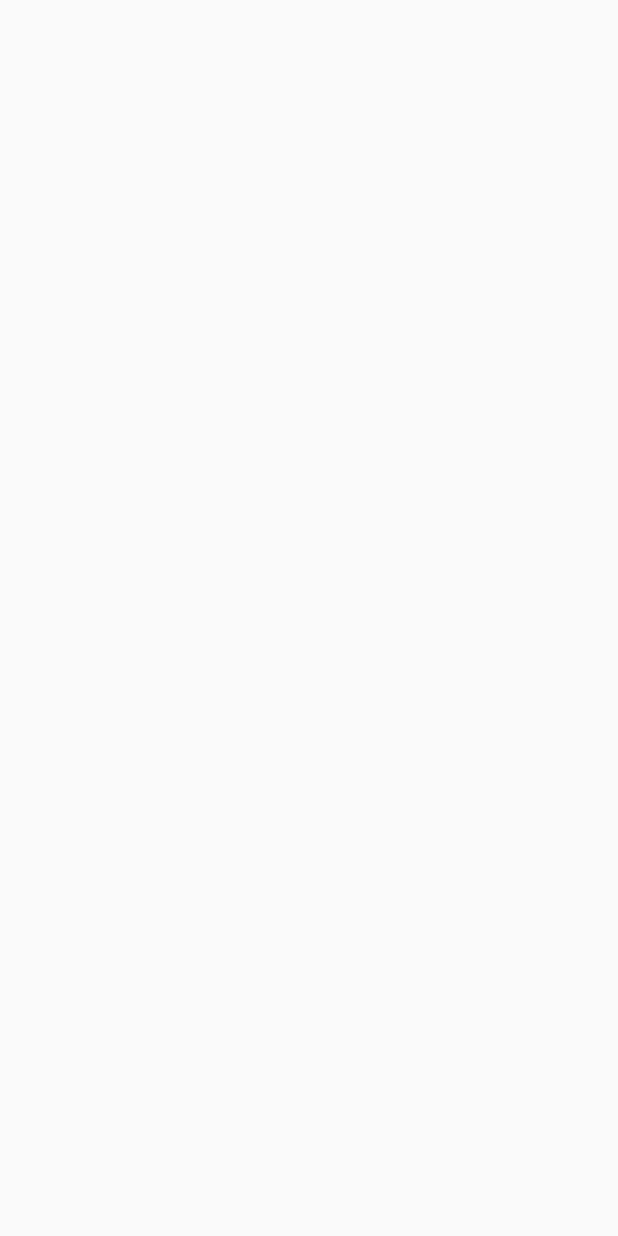
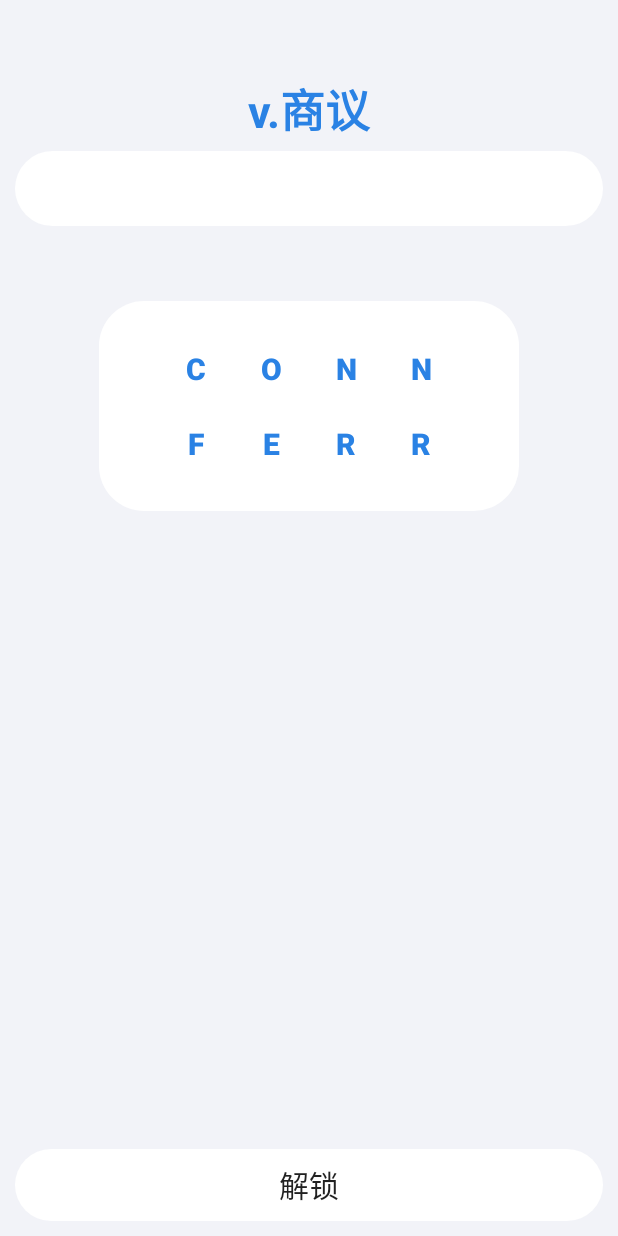
Before and after one commit to 031802525/MyVocabulary, an Android app: the LockScreenActivity screen opened directly, with no data from a screen before it, on a phone screen of 412 x 824 dp. Before the commit the screen is empty. Run offline under Robolectric (Android 15) with nearby library versions, the phone set to English and light mode, and no system bars.

Commit message:
锁屏布局

```diff
--- a/app/src/main/res/layout/activity_lock_screen.xml
+++ b/app/src/main/res/layout/activity_lock_screen.xml
@@ -1,9 +1,174 @@
 <?xml version="1.0" encoding="utf-8"?>
-<androidx.constraintlayout.widget.ConstraintLayout xmlns:android="http://schemas.android.com/apk/res/android"
-    xmlns:app="http://schemas.android.com/apk/res-auto"
-    xmlns:tools="http://schemas.android.com/tools"
+<LinearLayout xmlns:android="http://schemas.android.com/apk/res/android"
     android:layout_width="match_parent"
     android:layout_height="match_parent"
-    tools:context=".Fun.LockScreenActivity">
+    android:background="#f2f3f8"
+    android:orientation="vertical"
+    android:padding="10dp">
 
-</androidx.constraintlayout.widget.ConstraintLayout>
+    <TextView
+        android:id="@+id/tv_word"
+        android:layout_width="match_parent"
+        android:layout_height="wrap_content"
+        android:layout_marginTop="40sp"
+        android:gravity="center_horizontal"
+        android:text="v.商议"
+        android:textColor="@color/deepblue"
+        android:textStyle="bold"
+        android:textSize="30sp" />
+
+    <EditText
+        android:id="@+id/editText2"
+        android:layout_width="match_parent"
+        android:layout_height="50dp"
+        android:layout_marginTop="5dp"
+        android:background="@drawable/login_edittext"
+        android:editable="false"
+        android:gravity="center_horizontal"
+        android:textSize="30sp" />
+
+    <LinearLayout
+        android:layout_width="wrap_content"
+        android:layout_height="wrap_content"
+        android:layout_gravity="center"
+        android:layout_marginTop="50dp"
+        android:orientation="vertical"
+        android:background="@drawable/login_edittext"
+        android:paddingLeft="40dp"
+        android:paddingRight="40dp"
+        android:paddingTop="20dp"
+        android:paddingBottom="20dp"
+        >
+        <LinearLayout
+            android:layout_width="wrap_content"
+            android:layout_height="wrap_content"
+            android:layout_gravity="center_horizontal"
+            android:orientation="horizontal"
+            >
+
+            <Button
+                android:id="@+id/bt_1_1"
+                android:layout_width="50dp"
+                android:layout_height="50dp"
+                android:layout_gravity="center_horizontal"
+                android:text="c"
+                android:background="#fff"
+                android:textColor="@color/deepblue"
+                android:textSize="20sp"
+                android:textStyle="bold"
+                />
+
+            <Button
+                android:id="@+id/bt_1_2"
+                android:layout_width="50dp"
+                android:layout_height="50dp"
+                android:layout_gravity="center_horizontal"
+                android:background="#fff"
+                android:text="o"
+                android:textSize="20sp"
+                android:textStyle="bold"
+                android:textColor="@color/deepblue"
+                />
+
+            <Button
+                android:id="@+id/bt_1_3"
+                android:layout_width="50dp"
+                android:layout_height="50dp"
+                android:layout_gravity="center_horizontal"
+                android:background="#fff"
+                android:text="n"
+                android:textSize="20sp"
+                android:textStyle="bold"
+                android:textColor="@color/deepblue"
+                />
+
+            <Button
+                android:id="@+id/bt_1_4"
+                android:layout_width="50dp"
+                android:layout_height="50dp"
+                android:layout_gravity="center_horizontal"
+                android:background="#fff"
+                android:text="n"
+                android:textSize="20sp"
+                android:textStyle="bold"
+                android:textColor="@color/deepblue"
+                />
+        </LinearLayout>
+
+        <LinearLayout
+            android:layout_width="wrap_content"
+            android:layout_height="wrap_content"
+            android:layout_gravity="center_horizontal"
+            android:orientation="horizontal" >
+
+            <Button
+                android:id="@+id/bt_2_1"
+                android:layout_width="50dp"
+                android:layout_height="50dp"
+                android:layout_gravity="center_horizontal"
+                android:background="#fff"
+                android:text="f"
+                android:textSize="20sp"
+                android:textStyle="bold"
+                android:textColor="@color/deepblue"
+                />
+
+            <Button
+                android:id="@+id/bt_2_2"
+                android:layout_width="50dp"
+                android:layout_height="50dp"
+                android:layout_gravity="center_horizontal"
+                android:background="#fff"
+                android:text="e"
+                android:textSize="20sp"
+                android:textStyle="bold"
+                android:textColor="@color/deepblue"
+                />
+
+            <Button
+                android:id="@+id/bt_2_3"
+                android:layout_width="50dp"
+                android:layout_height="50dp"
+                android:layout_gravity="center_horizontal"
+                android:background="#fff"
+                android:text="r"
+                android:textSize="20sp"
+                android:textStyle="bold"
+                android:textColor="@color/deepblue"
+                />
+
+            <Button
+                android:id="@+id/bt_2_4"
+                android:layout_width="50dp"
+                android:layout_height="50dp"
+                android:layout_gravity="center_horizontal"
+                android:background="#fff"
+                android:text="r"
+                android:textSize="20sp"
+                android:textStyle="bold"
+                android:textColor="@color/deepblue"
+                />
+        </LinearLayout>
+
+
+
+    </LinearLayout>
+
+
+    <RelativeLayout
+        android:layout_width="match_parent"
+        android:layout_height="match_parent">
+
+        <Button
+            android:id="@+id/bt_submit"
+            android:layout_width="match_parent"
+            android:layout_height="wrap_content"
+            android:layout_alignParentBottom="true"
+            android:layout_gravity="center_horizontal"
+            android:background="@drawable/login_edittext"
+            android:text="解锁"
+            android:textSize="20sp" />
+    </RelativeLayout>
+
+
+</LinearLayout>
--- a/app/src/main/res/values/colors.xml
+++ b/app/src/main/res/values/colors.xml
@@ -8,7 +8,7 @@
     <color name="blue">#92deff</color>
     <color name="black">#000000</color>
     <color name="white">#ffffff</color>
-    <color name="bgc">#fafafa</color>
+    <color name="bgc">#f2f3f8</color>
     <color name="lightorange">#fbb692</color>
     <color name="deepblue">#2a82e4</color>
     <color name="lightgreen">#c5e781</color>
```
